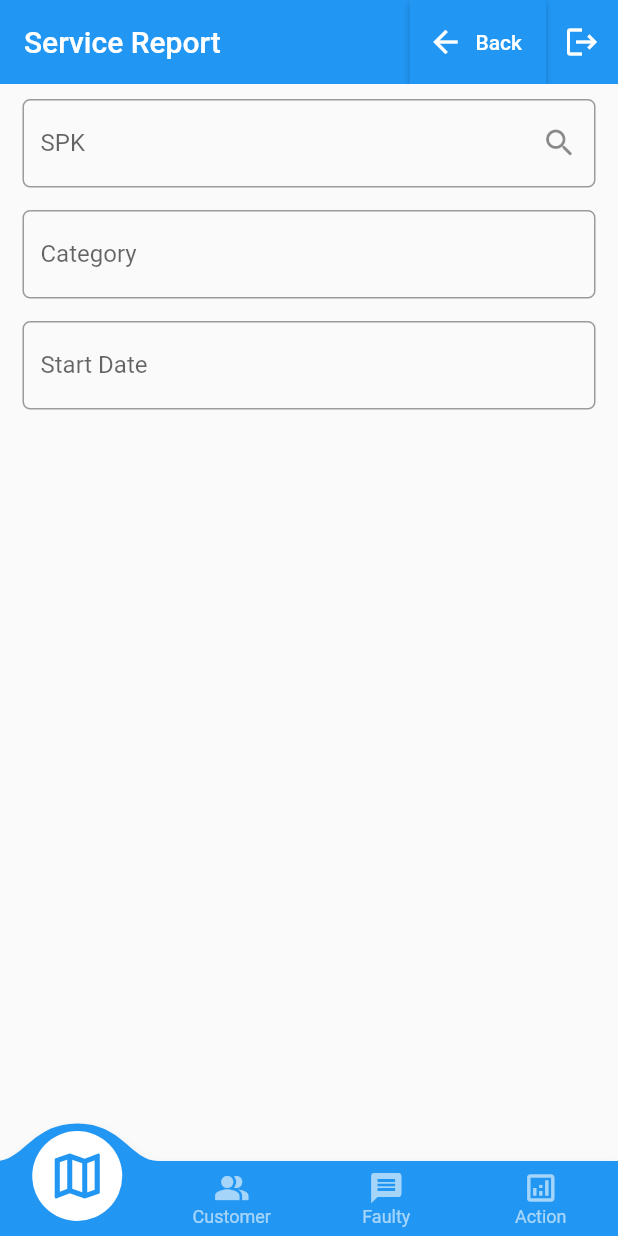
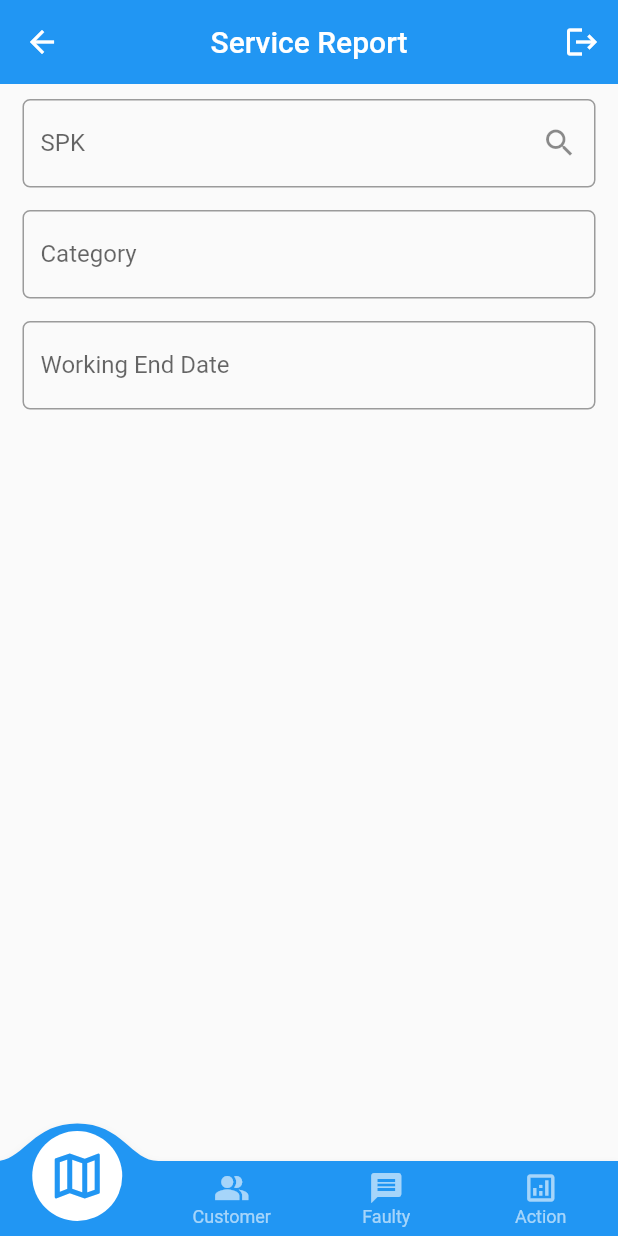
Before and after one commit to firafara/creative_mobile, a Flutter app: the ServiceReportPage screen opened by its route, on a phone screen of 412 x 824 dp. Run offline on Flutter 3.47's test engine with Material 2 defaults, Android fonts, the phone set to English and light mode, and no system bars; drawn by our look-alikes of convex_bottom_bar; our stand-ins replace dropdown_button2, shared_preferences, snippet_coder_utils; missing offline and left inert: api_cache_manager, dart:ffi, flutter_summernote, html_editor_enhanced, zefyrka; accounts and stored records are empty.

Commit message:
update service report

```diff
--- a/lib/pages/services/service_report.dart
+++ b/lib/pages/services/service_report.dart
@@ -1,4 +1,4 @@
-// ignore_for_file: non_constant_identifier_names, prefer_interpolation_to_compose_strings, unused_import, implementation_imports, unnecessary_import, depend_on_referenced_packages, unnecessary_new, body_might_complete_normally_nullable, prefer_const_constructors
+// ignore_for_file: non_constant_identifier_names, prefer_interpolation_to_compose_strings, unused_import, implementation_imports, unnecessary_import, depend_on_referenced_packages, unnecessary_new, body_might_complete_normally_nullable
 
 import 'dart:convert';
 import 'package:convex_bottom_bar/convex_bottom_bar.dart';
@@ -17,27 +17,33 @@ import 'package:dropdown_button2/dropdown_button2.dart';
 import 'package:http/http.dart' as http;
 import 'package:shared_preferences/shared_preferences.dart';
 import 'package:flutter_summernote/flutter_summernote.dart';
+import 'package:zefyrka/zefyrka.dart';
 
 String? faultyValue;
 String? serviceStatusValue;
 String? statusAfterServiceValue;
 bool isChecked = false;
 
-final _formKey = GlobalKey<FormState>();
-
 class ServiceReportPage extends StatefulWidget {
-  const ServiceReportPage({super.key});
+  // const ServiceReportPage({super.key});
+  const ServiceReportPage({Key? key, this.onSubmit}) : super(key: key);
+  final ValueChanged<String>? onSubmit;
   @override
   State<ServiceReportPage> createState() => _ServiceReportPageState();
 }
 
 class _ServiceReportPageState extends State<ServiceReportPage> {
-  final GlobalKey<FlutterSummernoteState> _keyEditorAnalysis = GlobalKey();
-  final GlobalKey<FlutterSummernoteState> _keyEditorAction = GlobalKey();
-  final GlobalKey<FlutterSummernoteState> _keyEditorServiceNote = GlobalKey();
+  @override
+  void dispose() {
+    startDateController.dispose();
+    super.dispose();
+  }
+
+  ZefyrController _analysisController = ZefyrController();
+  ZefyrController _actionController = ZefyrController();
+  ZefyrController _serviceNoteController = ZefyrController();
 
   //harus ditambahkan disetiap inputan
-  final TextEditingController spkID = TextEditingController();
   final TextEditingController spkNumberController = TextEditingController();
   final TextEditingController serviceCategoryController =
       TextEditingController();
@@ -68,20 +74,41 @@ class _ServiceReportPageState extends State<ServiceReportPage> {
 
   SpkDBServices svc = SpkDBServices();
 
+  GlobalKey<FlutterSummernoteState> _keyEditorAnalysis = GlobalKey();
+  GlobalKey<FlutterSummernoteState> _keyEditorAction = GlobalKey();
+  GlobalKey<FlutterSummernoteState> _keyEditorServiceNote = GlobalKey();
+  final _formKey = GlobalKey<FormState>();
+
   String faultydropdownValue = faultyList.first;
   String serviceStatusdropdownValue = serviceStatusList.first;
   String statusAfterdropdownValue = afterServiceList.first;
-  _RemovePF() async {
+  _removePF() async {
     SharedPreferences pref = await SharedPreferences.getInstance();
-    pref.clear();
-  }
-
-  _tes() async {
-    final value = await _keyEditorAnalysis.currentState?.getText();
-    final _value = _keyEditorAnalysis.currentState?.text = value!;
+    final _user_id = pref.clear();
   }
 
   int currentIndex = 0;
+
+  String? get _errorText {
+    // at any time, we can get the text from _actionController.value.text
+    final text = startDateController.value.text;
+    // Note: you can do your own custom validation here
+    // Move this logic this outside the widget for more testable code
+    if (text.isEmpty) {
+      return 'Can\'t be empty';
+    }
+    // return null if the text is valid
+    return null;
+  }
+
+  void _submit() {
+    // if there is no error text
+    if (_errorText == null) {
+      // notify the parent widget via the onSubmit callback
+      widget.onSubmit!(startDateController.value.text);
+    }
+  }
+
   @override
   Widget build(BuildContext context) {
     var size = MediaQuery.of(context).size;
@@ -91,31 +118,25 @@ class _ServiceReportPageState extends State<ServiceReportPage> {
       ServiceFormTab3(context),
       ServiceFormTab4(context)
     ];
+
     return Builder(builder: (context) {
       return SafeArea(
         child: Scaffold(
           appBar: AppBar(
-            automaticallyImplyLeading: false,
+            centerTitle: true,
+            automaticallyImplyLeading: true,
             title: Text("Service Report"),
+            leading: IconButton(
+              icon: Icon(Icons.arrow_back_sharp, color: Colors.white),
+              onPressed: () {
+                Navigator.pushNamed(context, '/home');
+              },
+            ),
             elevation: 0,
             actions: [
-              ElevatedButton.icon(
-                icon: const Icon(
-                  Icons.arrow_back,
-                  color: Colors.white,
-                ),
-                onPressed: () {
-                  Navigator.pushNamed(context, '/home');
-                  //pushName berguna untuk memanggil nama route yang telah kita buat di main dart
-                },
-                label: const Text('Back'),
-                style: ElevatedButton.styleFrom(
-                  shape: const RoundedRectangleBorder(),
-                ),
-              ),
               IconButton(
                 onPressed: (() {
-                  _RemovePF();
+                  _removePF();
                   SharedService.logout(context);
                 }),
                 icon: const Icon(
@@ -126,7 +147,6 @@ class _ServiceReportPageState extends State<ServiceReportPage> {
             ],
           ),
           bottomNavigationBar: ConvexAppBar(
-            // ignore: prefer_const_literals_to_create_immutables
               items: [
                 TabItem(icon: Icons.map_outlined, title: 'SPK'),
                 TabItem(icon: Icons.people_alt, title: 'Customer'),
@@ -137,9 +157,7 @@ class _ServiceReportPageState extends State<ServiceReportPage> {
                 setState(() {
                   currentIndex = i;
                 });
-              _tes();
-            },
-          ),
+              }),
           body: Form(
             key: _formKey,
             child: widgets[currentIndex],
@@ -184,10 +202,9 @@ class _ServiceReportPageState extends State<ServiceReportPage> {
                                     itemCount: listSPK.length,
                                     itemBuilder: (context, index) {
                                       var spk = listSPK[index];
-                                      int? id = spk.spk_id;
+                                      var id = spk.spk_id;
                                       return InkWell(
                                         onTap: () {
-                                          spkID.text = id.toString();
                                           spkNumberController.text =
                                               spk.spk_number;
                                           serviceCategoryController.text =
@@ -209,33 +226,38 @@ class _ServiceReportPageState extends State<ServiceReportPage> {
                                         },
                                         child: Padding(
                                           padding:
-                                              const EdgeInsets.only(top: 10),
+                                              const EdgeInsets.only(top: 15),
                                           child: ListView(
                                             physics:
                                                 const BouncingScrollPhysics(),
-                                            padding: const EdgeInsets.all(3),
+                                            padding: const EdgeInsets.all(2),
                                             shrinkWrap: true,
                                             children: <Widget>[
                                               Card(
                                                 shape: RoundedRectangleBorder(
-                                                  side: BorderSide(
-                                                    color: Colors.lightBlue,
-                                                  ),
                                                   borderRadius:
                                                       const BorderRadius.all(
                                                           Radius.circular(12)),
                                                 ),
                                                 clipBehavior: Clip.hardEdge,
                                                 child: ListTile(
-                                                  leading:
-                                                      const Icon(Icons.circle),
+                                                  leading: SizedBox(
+                                                    // color: backColor,
+                                                    width: 60,
+                                                    height: 60,
+                                                    child: Image.asset(
+                                                        'assets/icons/spk1.PNG',
+                                                        fit: BoxFit.fill),
+                                                  ),
                                                   title: Text(spk.spk_number),
                                                   subtitle: Text(
                                                       spk.customer_name +
                                                           '\t-\t' +
                                                           spk.unit_sn),
+                                                  trailing:
+                                                      Icon(Icons.chevron_right),
                                                   textColor: Colors.white,
-                                                  tileColor: Colors.blue[600],
+                                                  tileColor: Color(0xff5271ff),
                                                 ),
                                               ),
                                             ],
@@ -270,7 +292,16 @@ class _ServiceReportPageState extends State<ServiceReportPage> {
           Padding(
             padding: inputFieldPadding,
             child: TextFormField(
-              decoration: inputDecoration("Working Start Date", "Start Date"),
+              validator: (value) {
+                if (value == null || value.isEmpty) {
+                  return 'Working Start Date is not choosen!';
+                }
+                return null;
+              },
+              decoration: inputDecoration(
+                'End Date',
+                'Working End Date',
+              ),
               controller: startDateController,
               readOnly: true,
               onTap: () async {
@@ -337,6 +368,12 @@ class _ServiceReportPageState extends State<ServiceReportPage> {
           Padding(
             padding: inputFieldPadding,
             child: TextFormField(
+              validator: (value) {
+                if (value == null || value.isEmpty) {
+                  return 'Unit HM cannot be empty!';
+                }
+                return null;
+              },
               controller: unitHmController,
               decoration: inputDecoration('Unit HM', 'Unit HM'),
               keyboardType: TextInputType.number,
@@ -353,6 +390,12 @@ class _ServiceReportPageState extends State<ServiceReportPage> {
           Padding(
             padding: inputFieldPadding,
             child: TextFormField(
+                validator: (value) {
+                  if (value == null || value.isEmpty) {
+                    return 'Status Before Service cannot be empty!';
+                  }
+                  return null;
+                },
                 controller: unitStatusBeforeController,
                 decoration: inputDecoration(
                     'Unit Status Before Service', 'Status Before')),
@@ -361,10 +404,17 @@ class _ServiceReportPageState extends State<ServiceReportPage> {
             padding:
                 const EdgeInsets.only(bottom: 30, top: 10, right: 15, left: 15),
             child: TextFormField(
+              validator: (value) {
+                if (value == null || value.isEmpty) {
+                  return 'Complaints cannot be empty!';
+                }
+                return null;
+              },
               controller: complaintsController,
               keyboardType: TextInputType.multiline,
               maxLines: 3,
-                decoration: inputDecoration('Complaints', 'Complaints')),
+              decoration: inputDecoration('Complaints', 'Complaints'),
+            ),
           ),
         ],
       ),
@@ -418,9 +468,10 @@ class _ServiceReportPageState extends State<ServiceReportPage> {
                       ))
                   .toList(),
               validator: (value) {
-                if (value == null) {
-                  return 'Choose Faulty Group.';
+                if (value == null || value.isEmpty) {
+                  return 'Faulty Group is not choosen!';
                 }
+                return null;
               },
               value: faultyValue,
               onChanged: (value) {
@@ -489,10 +540,12 @@ class _ServiceReportPageState extends State<ServiceReportPage> {
                       ))
                   .toList(),
               validator: (value) {
-                if (value == null) {
-                  return 'Choose Service Status';
+                if (value == null || value.isEmpty) {
+                  return 'Service Status is not choosen!';
                 }
+                return null;
               },
+
               value: serviceStatusValue,
               onChanged: (value) {
                 setState(() {
@@ -507,6 +560,12 @@ class _ServiceReportPageState extends State<ServiceReportPage> {
           Padding(
             padding: inputFieldPadding,
             child: TextFormField(
+              validator: (value) {
+                if (value == null || value.isEmpty) {
+                  return 'Working End Date is not choosen!';
+                }
+                return null;
+              },
               decoration: inputDecoration('End Date', 'Working End Date'),
               controller: endDateController,
               readOnly: true,
@@ -571,9 +630,10 @@ class _ServiceReportPageState extends State<ServiceReportPage> {
                       ))
                   .toList(),
               validator: (value) {
-                if (value == null) {
-                  return 'Choose Status After Service';
+                if (value == null || value.isEmpty) {
+                  return 'Status After Service is not choosen!';
                 }
+                return null;
               },
               value: statusAfterServiceValue,
               onChanged: (value) {
@@ -611,53 +671,114 @@ class _ServiceReportPageState extends State<ServiceReportPage> {
         mainAxisAlignment: MainAxisAlignment.start,
         crossAxisAlignment: CrossAxisAlignment.start,
         children: [
+          const SizedBox(
+            height: 20,
+          ),
+          Column(
+            children: <Widget>[
+              Text('Analysis',
+                  style: TextStyle(fontSize: 17, fontWeight: FontWeight.bold)),
+              ZefyrToolbar.basic(
+                controller: _analysisController,
+                hideLink: true,
+                hideQuote: true,
+                hideCodeBlock: true,
+              ),
               Padding(
-              padding: inputFieldPadding,
-              child: FlutterSummernote(
-                  showBottomToolbar: false,
-                  hint: "Analysis...",
-                  key: _keyEditorAnalysis,
-                  height: 300,
-                  customToolbar: """[
-                    ['style', ['bold', 'italic', 'underline', 'clear']],
-                    ['font', ['strikethrough', 'superscript', 'subscript']],
-                    ['fontsize', ['fontsize']],
-                    ['color', ['color']],
-                    ['para', ['ul', 'ol', 'paragraph']],
-                    ['height', ['height']]
-                  ]"""),
+                padding: const EdgeInsets.all(8.0),
+                child: Container(
+                  margin: const EdgeInsets.all(8.0),
+                  padding: const EdgeInsets.all(8.0),
+                  decoration: BoxDecoration(
+                      border: Border.all(color: Colors.blueAccent)),
+                  child: ZefyrEditor(
+                    controller: _analysisController,
+                    minHeight: 100,
+                  ),
+                ),
+              ),
+            ],
+          ),
+          const SizedBox(
+            height: 30,
+          ),
+          Column(
+            children: <Widget>[
+              Text('Action',
+                  style: TextStyle(fontSize: 17, fontWeight: FontWeight.bold),
+                  textAlign: TextAlign.left),
+              ZefyrToolbar.basic(
+                controller: _actionController,
+                hideLink: true,
+                hideQuote: true,
+                hideCodeBlock: true,
+              ),
+              Padding(
+                padding: const EdgeInsets.all(8.0),
+                child: Container(
+                  margin: const EdgeInsets.all(8.0),
+                  padding: const EdgeInsets.all(8.0),
+                  decoration: BoxDecoration(
+                      border: Border.all(color: Colors.blueAccent)),
+                  child: ZefyrEditor(
+                    controller: _actionController,
+                    minHeight: 100,
+                  ),
+                ),
+              ),
+            ],
+          ),
+          const SizedBox(
+            height: 30,
+          ),
+          Column(
+            children: <Widget>[
+              Text('Service Note',
+                  style: TextStyle(fontSize: 17, fontWeight: FontWeight.bold),
+                  textAlign: TextAlign.left),
+              ZefyrToolbar.basic(
+                controller: _serviceNoteController,
+                hideLink: true,
+                hideQuote: true,
+                hideCodeBlock: true,
+              ),
+              Padding(
+                padding: const EdgeInsets.all(8.0),
+                child: Container(
+                  margin: const EdgeInsets.all(8.0),
+                  padding: const EdgeInsets.all(8.0),
+                  decoration: BoxDecoration(
+                      border: Border.all(color: Colors.blueAccent)),
+                  child: ZefyrEditor(
+                    controller: _serviceNoteController,
+                    minHeight: 100,
+                  ),
+                ),
+              ),
+            ],
           ),
           Padding(
             padding: inputFieldPadding,
-              child: FlutterSummernote(
-                  showBottomToolbar: false,
-                  hint: "Action...",
-                  key: _keyEditorAction,
-                  height: 300,
-                  customToolbar: """[
-                    ['style', ['bold', 'italic', 'underline', 'clear']],
-                    ['font', ['strikethrough', 'superscript', 'subscript']],
-                    ['fontsize', ['fontsize']],
-                    ['color', ['color']],
-                    ['para', ['ul', 'ol', 'paragraph']],
-                    ['height', ['height']]
-                  ]"""),
+            child: Container(
+              margin: EdgeInsets.only(left: 5, right: 5, bottom: 25, top: 10),
+              child: Center(
+                child: ElevatedButton.icon(
+                  onPressed: reportCreatorController.value.text.isNotEmpty
+                      ? _submit
+                      : null,
+                  icon: const Icon(
+                      Icons.save_as_outlined), //icon data for elevated button
+                  label: const Text("SUBMIT"), //label text
+                  style: ElevatedButton.styleFrom(
+                    backgroundColor:
+                        Colors.green, //elevated btton background color
+                    minimumSize: const Size.fromHeight(50),
+                    textStyle: const TextStyle(
+                        fontSize: 18, fontWeight: FontWeight.bold),
                   ),
-            Padding(
-              padding: inputFieldPadding,
-              child: FlutterSummernote(
-                  showBottomToolbar: false,
-                  hint: "Service Note...",
-                  key: _keyEditorServiceNote,
-                  height: 300,
-                  customToolbar: """[
-                    ['style', ['bold', 'italic', 'underline', 'clear']],
-                    ['font', ['strikethrough', 'superscript', 'subscript']],
-                    ['fontsize', ['fontsize']],
-                    ['color', ['color']],
-                    ['para', ['ul', 'ol', 'paragraph']],
-                    ['height', ['height']]
-                  ]"""),
+                ),
+              ),
+            ),
           ),
           // Padding(
           //   padding: inputFieldPadding,
@@ -697,30 +818,8 @@ class _ServiceReportPageState extends State<ServiceReportPage> {
           //     ),
           //   ),
           // ),
-            Padding(
-              padding: inputFieldPadding,
-              child: Container(
-                margin: EdgeInsets.only(left: 5, right: 5, bottom: 25, top: 10),
-                child: Center(
-                  child: ElevatedButton.icon(
-                    onPressed: () async {
-                      final _etEditor =
-                          await _keyEditorAnalysis.currentState?.getText();
-                    },
-                    icon: const Icon(
-                        Icons.save_as_outlined), //icon data for elevated button
-                    label: const Text("SUBMIT"), //label text
-                    style: ElevatedButton.styleFrom(
-                        backgroundColor:
-                            Colors.green, //elevated btton background color
-                        minimumSize: const Size.fromHeight(50),
-                        textStyle: const TextStyle(
-                            fontSize: 18, fontWeight: FontWeight.bold)),
+        ],
       ),
-                ),
-              ),
-            ),
-          ]),
     );
   }
 }
--- a/pubspec.yaml
+++ b/pubspec.yaml
@@ -45,6 +45,7 @@ dependencies:
   fluttericon: ^2.0.0
   flutter_summernote: ^1.0.0
   convex_bottom_bar: ^3.1.0+1
+  zefyrka: ^1.3.0
 
 dev_dependencies:
   flutter_test:
```
Also changed, not shown: lib/pages/services/submit_service_report.dart (added, +88 -0 lines), lib/pages/update_hm.dart (+15 -12 lines), assets/icons/spk.png (added), assets/icons/spk1.PNG (added), pubspec.lock, 5 other files. Lines whose indentation alone changed are shown as unchanged.
